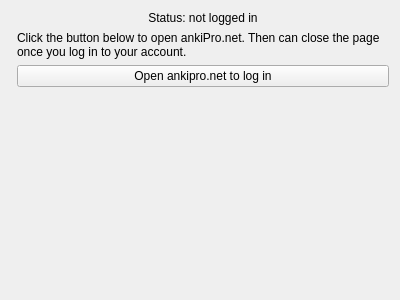
Above: designer/ankipro.ui from abdnh/anki-copycat-importer before the change. Below: the same form after it.
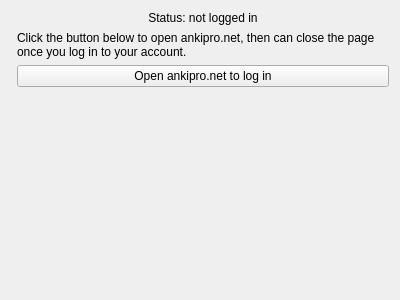
That is the form after the change.

```diff
--- a/designer/ankipro.ui
+++ b/designer/ankipro.ui
@@ -43,7 +43,7 @@
    <item row="1" column="1">
     <widget class="QLabel" name="login_instructions">
      <property name="text">
-      <string>Click the button below to open ankiPro.net. Then can close the page once you log in to your account.</string>
+      <string>Click the button below to open ankipro.net, then can close the page once you log in to your account.</string>
      </property>
      <property name="wordWrap">
       <bool>true</bool>
```
